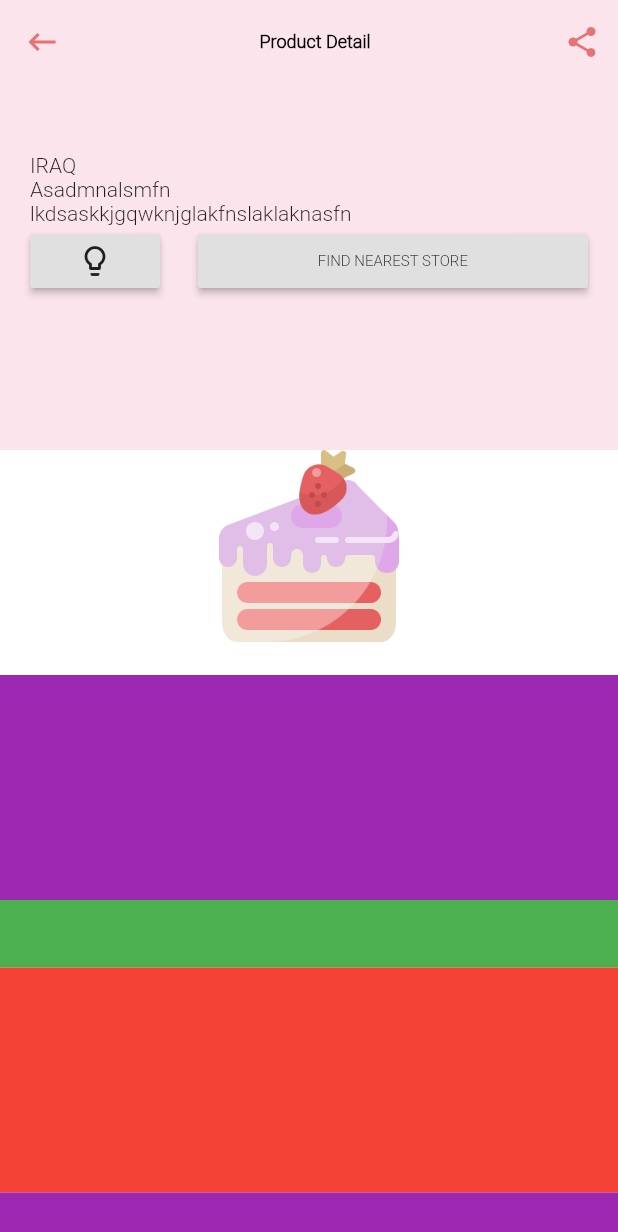
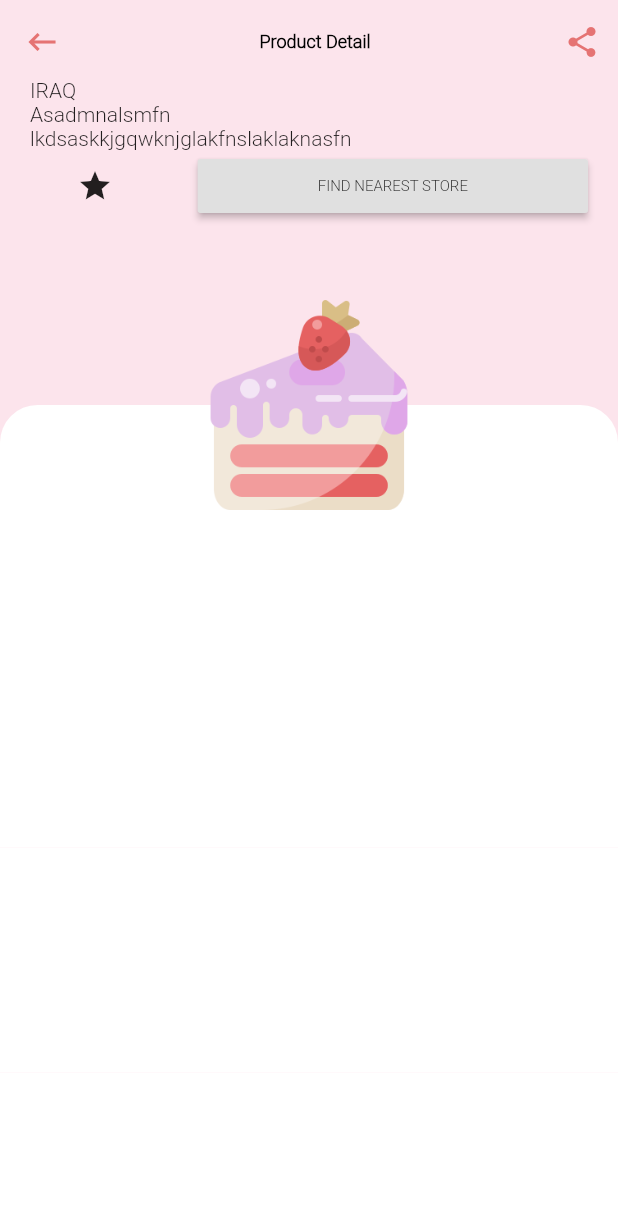
Before and after one commit to mahmoud-eslami/dessert_time, a Flutter app: the DetailsPage screen opened directly, on a phone screen of 412 x 824 dp. Shown: the top 1232 px of the screen. Run offline on Flutter 3.47's test engine with Material 2 defaults, Android fonts, the phone set to English and light mode, and no system bars; our stand-ins replace bloc, dio, equatable, flutter_bloc; network calls fail.

Commit message:
fix dessert pic on middle of container

```diff
--- a/lib/pages/dessertDetails.dart
+++ b/lib/pages/dessertDetails.dart
@@ -1,4 +1,5 @@
 import 'package:dessert_time/resource/colors.dart';
+import 'package:flutter/cupertino.dart';
 import 'package:flutter/material.dart';
 import 'dart:math' as math;
 
@@ -12,7 +13,7 @@ class DetailsPage extends StatelessWidget {
           SliverAppBar(
             pinned: true,
             backgroundColor: AppColor.detailsBkColor,
-            expandedHeight: 300,
+            expandedHeight: 200,
             title: Center(
                 child: Text(
               'Product Detail',
@@ -37,7 +38,6 @@ class DetailsPage extends StatelessWidget {
                 color: AppColor.detailsIconColor,
               )
             ],
-            stretchTriggerOffset: 200,
             flexibleSpace: FlexibleSpaceBar(
               collapseMode: CollapseMode.parallax,
               background: Padding(
@@ -52,12 +52,14 @@ class DetailsPage extends StatelessWidget {
                     Row(
                       children: <Widget>[
                         Expanded(
-                          child: RaisedButton(
-                              onPressed: () {},
-                              child: Icon(Icons.lightbulb_outline)),
+                          child: Container(
+                              child: IconButton(
+                                  icon: Icon(Icons.star), onPressed: () {})),
                           flex: 1,
                         ),
-                        SizedBox(width: 25,),
+                        SizedBox(
+                          width: 25,
+                        ),
                         Expanded(
                           child: RaisedButton(
                             onPressed: () {},
@@ -78,34 +80,34 @@ class DetailsPage extends StatelessWidget {
           SliverList(
               delegate: SliverChildListDelegate(
             <Widget>[
-              Stack(
+              SizedBox(
+                height: 170,
+                child: Stack(
+                  alignment: Alignment.bottomCenter,
                   children: <Widget>[
                     Container(
+                      decoration: BoxDecoration(
+                        borderRadius:
+                            BorderRadius.vertical(top: Radius.circular(25)),
                         color: Colors.white,
-                    height: 150,
+                      ),
+                      height: 100,
                     ),
                     Align(
                         alignment: Alignment.topCenter,
                         child: Image.asset(
                           'assets/images/birthcake.png',
-                        scale: 2,
+                          height: 140,
                         )),
                   ],
                 ),
-              Container(color: Colors.purple, height: 150.0),
-              Container(color: Colors.green, height: 45.0),
+              ),
+              Container(color: Colors.white, height: 150.0),
+              Container(color: Colors.white, height: 45.0),
+              Container(color: Colors.white, height: 150.0),
+              Container(color: Colors.white, height: 150.0),
+              Container(color: Colors.white, height: 150.0),
               Container(color: Colors.red, height: 150.0),
-              Container(color: Colors.purple, height: 150.0),
-              Container(color: Colors.green, height: 150.0),
-              Container(color: Colors.red, height: 150.0),
-              Container(color: Colors.purple, height: 150.0),
-              Container(color: Colors.green, height: 150.0),
-              Container(color: Colors.red, height: 150.0),
-              Container(color: Colors.purple, height: 150.0),
-              Container(color: Colors.green, height: 150.0),
-              Container(color: Colors.red, height: 150.0),
-              Container(color: Colors.purple, height: 150.0),
-              Container(color: Colors.green, height: 150.0),
             ],
           ))
         ],
```
Lines whose indentation alone changed are shown as unchanged.
